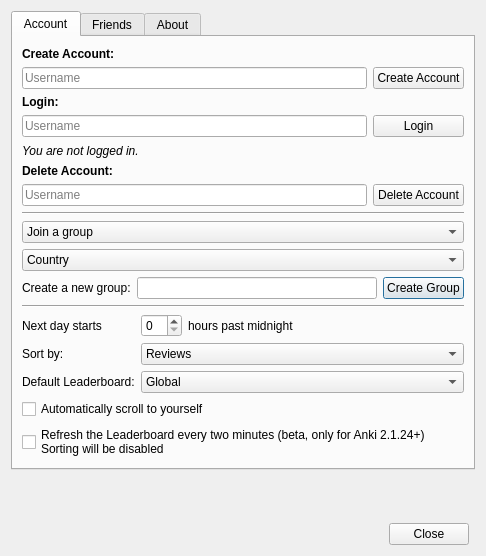
Qt form designer/setup.ui (ThoreBor/Anki_Leaderboard) before a commit.
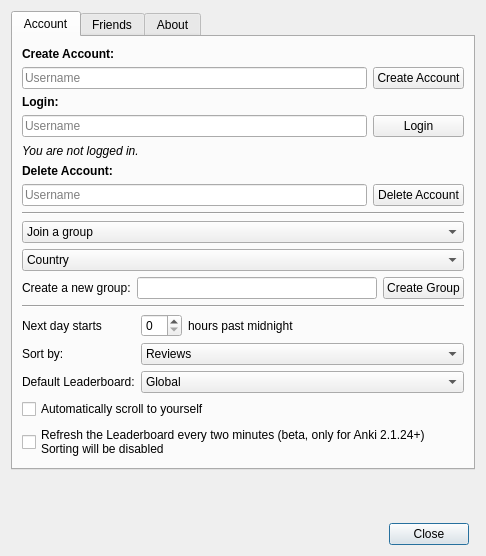
The same form after that commit. Icons and pictures are not drawn.

```diff
--- a/designer/setup.ui
+++ b/designer/setup.ui
@@ -176,6 +176,9 @@
            <property name="text">
             <string>Create Group</string>
            </property>
+           <property name="autoDefault">
+            <bool>false</bool>
+           </property>
           </widget>
          </item>
          <item row="2" column="2">
```
Left out of the diff: 11 changed lines with no effect on the pictures.
